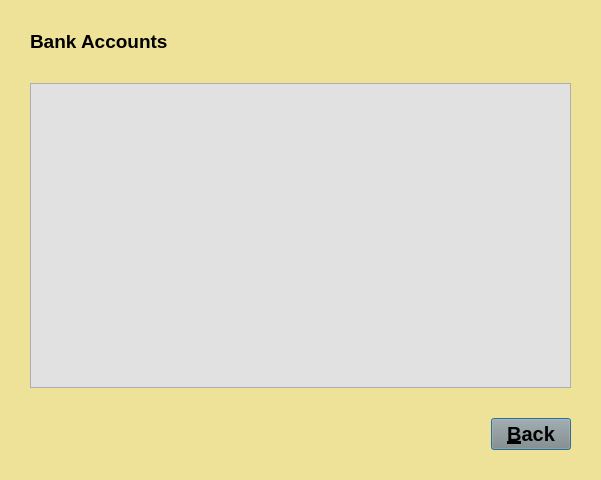
Qt form ui_files/account_view.ui (mosleuddin/ExpenseTracker) before a commit.
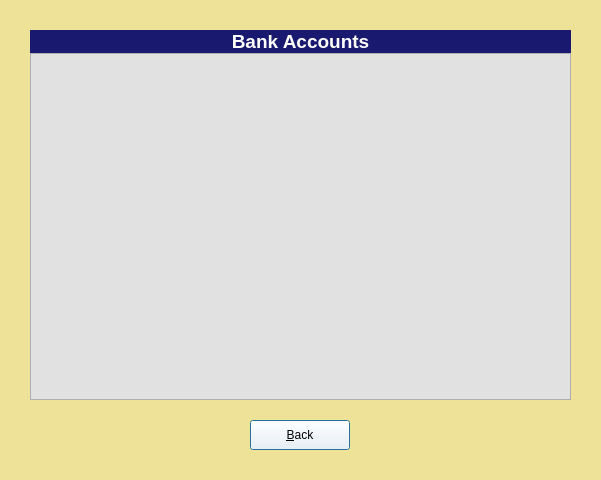
The same form after that commit. Icons and pictures are not drawn.

Patch:
```diff
--- a/ui_files/account_view.ui
+++ b/ui_files/account_view.ui
@@ -29,7 +29,7 @@
   </property>
   <layout class="QVBoxLayout" name="verticalLayout">
    <property name="spacing">
-    <number>30</number>
+    <number>0</number>
    </property>
    <property name="leftMargin">
     <number>30</number>
@@ -52,13 +52,17 @@
       </font>
      </property>
      <property name="styleSheet">
-      <string notr="true"/>
+      <string notr="true">color: rgb(255, 255, 255);
+background-color: rgb(25, 25, 112);</string>
      </property>
      <property name="text">
       <string>Bank Accounts</string>
      </property>
      <property name="alignment">
-      <set>Qt::AlignLeading|Qt::AlignLeft|Qt::AlignVCenter</set>
+      <set>Qt::AlignCenter</set>
+     </property>
+     <property name="margin">
+      <number>10</number>
      </property>
     </widget>
    </item>
@@ -115,29 +119,29 @@
    </item>
    <item>
     <layout class="QHBoxLayout" name="horizontalLayout">
-     <item>
-      <spacer name="horizontalSpacer">
-       <property name="orientation">
-        <enum>Qt::Horizontal</enum>
-       </property>
-       <property name="sizeHint" stdset="0">
-        <size>
-         <width>40</width>
-         <height>20</height>
-        </size>
-       </property>
-      </spacer>
-     </item>
+     <property name="topMargin">
+      <number>20</number>
+     </property>
      <item>
       <widget class="QPushButton" name="buttonBack">
+       <property name="minimumSize">
+        <size>
+         <width>100</width>
+         <height>30</height>
+        </size>
+       </property>
+       <property name="maximumSize">
+        <size>
+         <width>100</width>
+         <height>30</height>
+        </size>
+       </property>
        <property name="font">
-        <font>
-         <pointsize>15</pointsize>
-         <bold>true</bold>
-        </font>
+        <font/>
        </property>
        <property name="styleSheet">
-        <string notr="true">background-color: rgb(136, 138, 133);
+        <string notr="true">background-color: rgb(255, 255, 255);
+
 </string>
        </property>
        <property name="text">
@@ -147,6 +151,9 @@
         <iconset resource="../src/resource.qrc">
          <normaloff>:/icons/icons/back.png</normaloff>:/icons/icons/back.png</iconset>
        </property>
+       <property name="default">
+        <bool>true</bool>
+       </property>
       </widget>
      </item>
     </layout>
```
